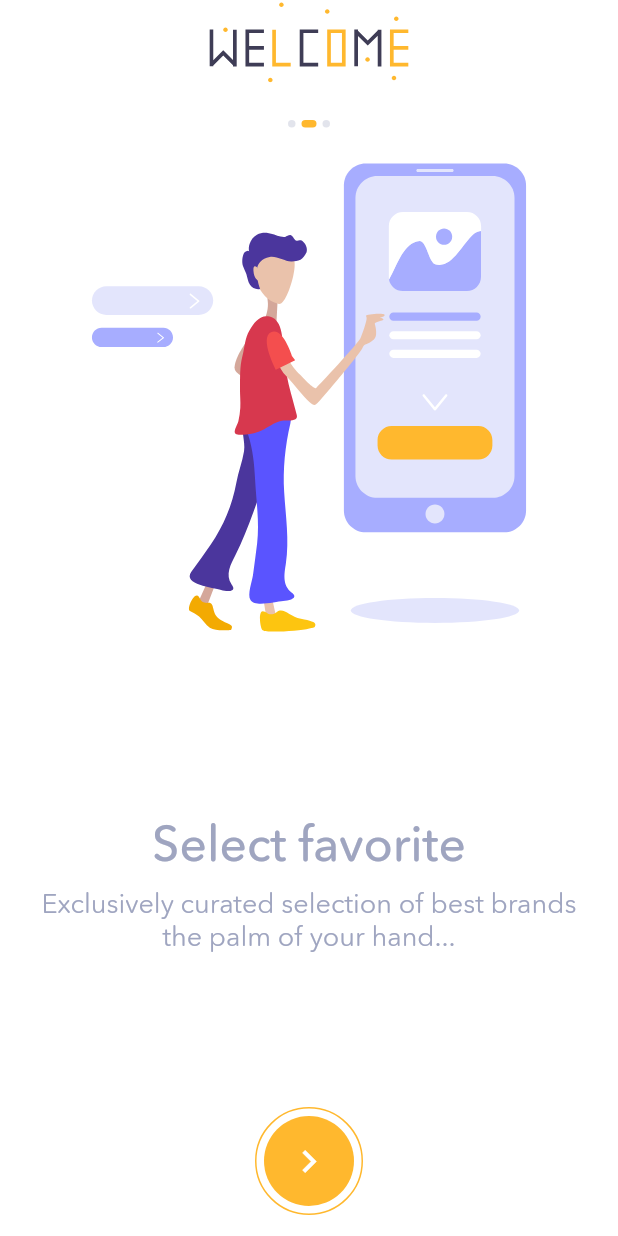
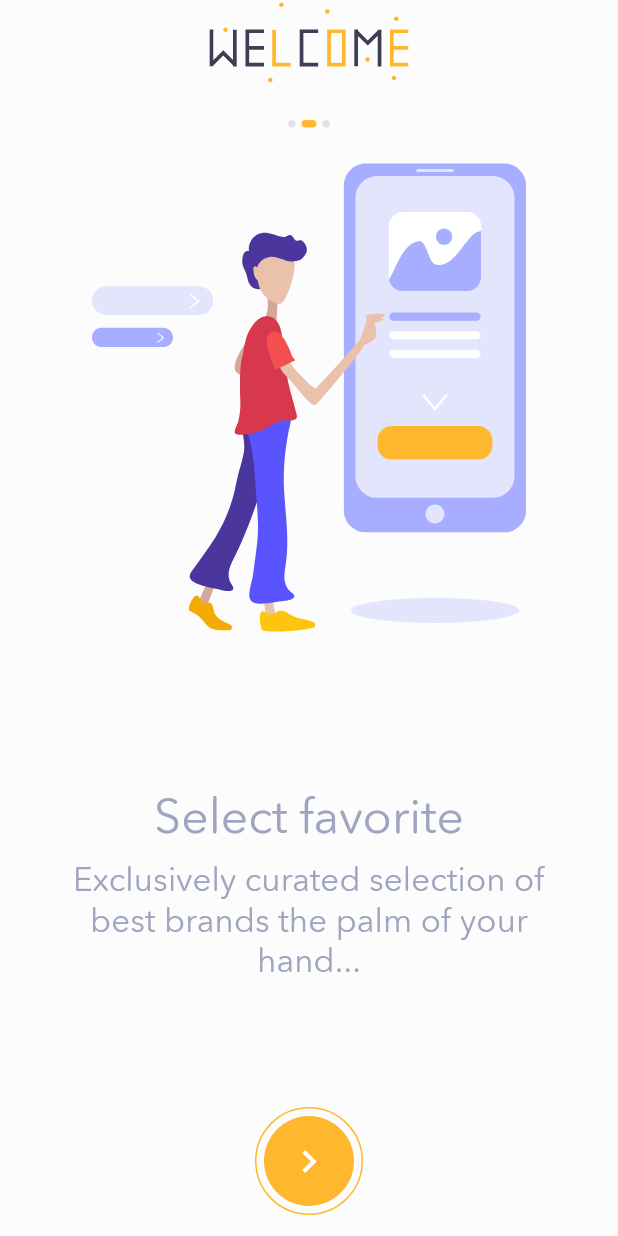
Before and after one commit to gitananun/barter-app, a Flutter app: the screen it shows after launch, after a tap on the "navigate next" icon, on a phone screen of 412 x 824 dp. Run offline on Flutter 3.47's test engine with Material 2 defaults, Android fonts, the phone set to English and light mode, and no system bars; our stand-ins replace device_preview, flutter_svg, font_awesome_flutter.

Commit message:
MTS textTheme improved + improvements in all screens"

```diff
--- a/lib/env.dart
+++ b/lib/env.dart
@@ -1,3 +1,3 @@
 import 'package:barter/ui/enums/app_mode.dart';
 
-const AppMode APP_MODE = AppMode.Release;
+const AppMode APP_MODE = AppMode.Dev;
--- a/lib/ui/mts_theme.dart
+++ b/lib/ui/mts_theme.dart
@@ -7,51 +7,56 @@ class MTStheme {
   static const Color canvasColor = Color(0xFFfcfcfc);
   static const Color dividerColor = Color(0xFFf4f5f7);
   static const Color errorColor = Color(0xFFe02a1f);
-  static const Color indicatorColor = Color(0xFF3e5481);
   static const Color primaryTextColor = Color(0xFF3e5481);
   static const Color secondaryTextColor = Color(0xFF9fa5c0);
   static const Color hintColor = secondaryTextColor;
 
   static const TextTheme customSmallTextTheme = TextTheme(
-    headline1: TextStyle(color: primaryTextColor, fontWeight: FontWeight.w700, fontSize: 30),
-    headline2: TextStyle(color: primaryTextColor, fontWeight: FontWeight.w700, fontSize: 28),
-    headline3: TextStyle(color: primaryTextColor, fontWeight: FontWeight.w700, fontSize: 26),
-    headline4: TextStyle(color: primaryTextColor, fontWeight: FontWeight.w700, fontSize: 24),
-    headline5: TextStyle(color: secondaryTextColor, fontWeight: FontWeight.w500, fontSize: 22),
-    headline6: TextStyle(color: primaryTextColor, fontWeight: FontWeight.w500, fontSize: 14),
-    bodyText1: TextStyle(color: primaryTextColor, fontWeight: FontWeight.w400, fontSize: 14),
-    bodyText2: TextStyle(color: secondaryTextColor, fontWeight: FontWeight.w400, fontSize: 14),
-    subtitle1: TextStyle(color: primaryTextColor, fontWeight: FontWeight.w600, fontSize: 12),
-    subtitle2: TextStyle(color: secondaryTextColor, fontWeight: FontWeight.w400, fontSize: 10),
-    button: TextStyle(color: Colors.white, fontWeight: FontWeight.w600, fontSize: 12),
+    headline1: TextStyle(color: primaryTextColor, fontWeight: FontWeight.w400, fontSize: 96),
+    headline2: TextStyle(color: primaryTextColor, fontWeight: FontWeight.w400, fontSize: 60),
+    headline3: TextStyle(color: primaryTextColor, fontWeight: FontWeight.w400, fontSize: 48),
+    headline4: TextStyle(color: primaryTextColor, fontWeight: FontWeight.w400, fontSize: 34),
+    headline5: TextStyle(color: primaryTextColor, fontWeight: FontWeight.w400, fontSize: 24),
+    headline6: TextStyle(color: primaryTextColor, fontWeight: FontWeight.w600, fontSize: 20),
+    subtitle1: TextStyle(color: primaryTextColor, fontWeight: FontWeight.w400, fontSize: 16),
+    subtitle2: TextStyle(color: primaryTextColor, fontWeight: FontWeight.w400, fontSize: 14),
+    bodyText1: TextStyle(color: primaryTextColor, fontWeight: FontWeight.w400, fontSize: 16),
+    bodyText2: TextStyle(color: primaryTextColor, fontWeight: FontWeight.w400, fontSize: 14),
+    button: TextStyle(color: Colors.white, fontWeight: FontWeight.w600, fontSize: 14),
+    caption: TextStyle(color: secondaryTextColor, fontWeight: FontWeight.w400, fontSize: 12),
+    overline: TextStyle(color: secondaryTextColor, fontWeight: FontWeight.w400, fontSize: 10),
   );
 
   static const TextTheme customMediumTextTheme = TextTheme(
-    headline1: TextStyle(color: primaryTextColor, fontWeight: FontWeight.w700, fontSize: 40),
-    headline2: TextStyle(color: primaryTextColor, fontWeight: FontWeight.w700, fontSize: 38),
-    headline3: TextStyle(color: primaryTextColor, fontWeight: FontWeight.w700, fontSize: 36),
-    headline4: TextStyle(color: primaryTextColor, fontWeight: FontWeight.w700, fontSize: 34),
-    headline5: TextStyle(color: secondaryTextColor, fontWeight: FontWeight.w500, fontSize: 32),
-    headline6: TextStyle(color: primaryTextColor, fontWeight: FontWeight.w500, fontSize: 30),
-    bodyText1: TextStyle(color: primaryTextColor, fontWeight: FontWeight.w400, fontSize: 18),
-    bodyText2: TextStyle(color: secondaryTextColor, fontWeight: FontWeight.w400, fontSize: 18),
-    subtitle1: TextStyle(color: primaryTextColor, fontWeight: FontWeight.w600, fontSize: 16),
-    subtitle2: TextStyle(color: secondaryTextColor, fontWeight: FontWeight.w400, fontSize: 14),
-    button: TextStyle(color: Colors.white, fontWeight: FontWeight.w600, fontSize: 14),
+    headline1: TextStyle(color: primaryTextColor, fontWeight: FontWeight.w400, fontSize: 104),
+    headline2: TextStyle(color: primaryTextColor, fontWeight: FontWeight.w400, fontSize: 68),
+    headline3: TextStyle(color: primaryTextColor, fontWeight: FontWeight.w400, fontSize: 56),
+    headline4: TextStyle(color: primaryTextColor, fontWeight: FontWeight.w400, fontSize: 42),
+    headline5: TextStyle(color: primaryTextColor, fontWeight: FontWeight.w400, fontSize: 32),
+    headline6: TextStyle(color: primaryTextColor, fontWeight: FontWeight.w600, fontSize: 28),
+    subtitle1: TextStyle(color: primaryTextColor, fontWeight: FontWeight.w400, fontSize: 24),
+    subtitle2: TextStyle(color: primaryTextColor, fontWeight: FontWeight.w400, fontSize: 22),
+    bodyText1: TextStyle(color: primaryTextColor, fontWeight: FontWeight.w400, fontSize: 24),
+    bodyText2: TextStyle(color: primaryTextColor, fontWeight: FontWeight.w400, fontSize: 22),
+    button: TextStyle(color: Colors.white, fontWeight: FontWeight.w600, fontSize: 22),
+    caption: TextStyle(color: secondaryTextColor, fontWeight: FontWeight.w400, fontSize: 20),
+    overline: TextStyle(color: secondaryTextColor, fontWeight: FontWeight.w400, fontSize: 18),
   );
 
   static const TextTheme customLargeTextTheme = TextTheme(
-    headline1: TextStyle(color: primaryTextColor, fontWeight: FontWeight.w700, fontSize: 70),
-    headline2: TextStyle(color: primaryTextColor, fontWeight: FontWeight.w700, fontSize: 68),
-    headline3: TextStyle(color: primaryTextColor, fontWeight: FontWeight.w700, fontSize: 65),
-    headline4: TextStyle(color: primaryTextColor, fontWeight: FontWeight.w700, fontSize: 60),
-    headline5: TextStyle(color: secondaryTextColor, fontWeight: FontWeight.w500, fontSize: 60),
-    headline6: TextStyle(color: primaryTextColor, fontWeight: FontWeight.w600, fontSize: 50),
-    bodyText1: TextStyle(color: primaryTextColor, fontWeight: FontWeight.w400, fontSize: 30),
-    bodyText2: TextStyle(color: secondaryTextColor, fontWeight: FontWeight.w400, fontSize: 25),
-    subtitle1: TextStyle(color: primaryTextColor, fontWeight: FontWeight.w600, fontSize: 20),
-    subtitle2: TextStyle(color: primaryTextColor, fontWeight: FontWeight.w400, fontSize: 15),
-    button: TextStyle(color: Colors.white, fontWeight: FontWeight.w600, fontSize: 16),
+    headline1: TextStyle(color: primaryTextColor, fontWeight: FontWeight.w400, fontSize: 116),
+    headline2: TextStyle(color: primaryTextColor, fontWeight: FontWeight.w400, fontSize: 80),
+    headline3: TextStyle(color: primaryTextColor, fontWeight: FontWeight.w400, fontSize: 68),
+    headline4: TextStyle(color: primaryTextColor, fontWeight: FontWeight.w400, fontSize: 54),
+    headline5: TextStyle(color: primaryTextColor, fontWeight: FontWeight.w400, fontSize: 44),
+    headline6: TextStyle(color: primaryTextColor, fontWeight: FontWeight.w600, fontSize: 40),
+    subtitle1: TextStyle(color: primaryTextColor, fontWeight: FontWeight.w400, fontSize: 36),
+    subtitle2: TextStyle(color: primaryTextColor, fontWeight: FontWeight.w400, fontSize: 34),
+    bodyText1: TextStyle(color: primaryTextColor, fontWeight: FontWeight.w400, fontSize: 36),
+    bodyText2: TextStyle(color: primaryTextColor, fontWeight: FontWeight.w400, fontSize: 34),
+    button: TextStyle(color: Colors.white, fontWeight: FontWeight.w600, fontSize: 34),
+    caption: TextStyle(color: secondaryTextColor, fontWeight: FontWeight.w400, fontSize: 32),
+    overline: TextStyle(color: secondaryTextColor, fontWeight: FontWeight.w400, fontSize: 30),
   );
 
   static ThemeData customThemeData(DeviceScreenSize screenSize) {
@@ -79,8 +84,7 @@ class MTStheme {
       hintColor: hintColor,
       textTheme: _textTheme,
       buttonColor: primaryColor,
-      indicatorColor: indicatorColor,
-      scaffoldBackgroundColor: Colors.white,
+      scaffoldBackgroundColor: canvasColor,
       cursorColor: primaryColor,
       buttonTheme: ButtonThemeData(buttonColor: primaryColor),
       fontFamily: 'AvenirNextRounded',
--- a/lib/ui/screens/auth/_shared_widgets/auth_form_heading.dart
+++ b/lib/ui/screens/auth/_shared_widgets/auth_form_heading.dart
@@ -12,8 +12,8 @@ class AuthFormHeading extends StatelessWidget {
 
     return Column(
       children: [
-        Text(title, style: _themeData.textTheme.headline4),
-        Text(subtitle, style: _themeData.textTheme.subtitle2),
+        Text(title, style: _themeData.textTheme.headline5),
+        Text(subtitle, style: _themeData.textTheme.caption),
       ],
     );
   }
--- a/lib/ui/screens/auth/login/_sections/login_buttons_list.dart
+++ b/lib/ui/screens/auth/login/_sections/login_buttons_list.dart
@@ -12,13 +12,13 @@ class LoginButtonsList extends StatelessWidget {
     return ListViewWithColumn(
       children: <Widget>[
         CustomFlatButton(primary: true, text: 'Login', minWidth: double.infinity),
-        Text('Or continue with'),
+        Text('Or continue with', style: _themeData.textTheme.caption),
         CustomFlatButton(text: 'Facebook', minWidth: double.infinity, color: Colors.blue),
         CustomFlatButton(text: 'Google', minWidth: double.infinity, color: Colors.red),
         RichText(
           text: TextSpan(
             text: 'Don\'t have account yet? ',
-            style: _themeData.textTheme.headline6,
+            style: _themeData.textTheme.caption,
             children: <TextSpan>[TextSpan(text: 'Sign Up', style: TextStyle(color: _themeData.primaryColor))],
           ),
         )
--- a/lib/ui/screens/auth/login/_sections/login_form_with_heading.dart
+++ b/lib/ui/screens/auth/login/_sections/login_form_with_heading.dart
@@ -25,7 +25,7 @@ class LoginFormWithHeading extends StatelessWidget {
           children: [
             LoginForm(),
             Align(
-              child: Text('Forgot password?', style: _themeData.textTheme.headline6),
+              child: Text('Forgot password?', style: _themeData.textTheme.caption),
               alignment: Alignment.centerRight,
             ),
           ],
--- a/lib/ui/screens/onboarding/_components/notification_list_tile.dart
+++ b/lib/ui/screens/onboarding/_components/notification_list_tile.dart
@@ -25,8 +25,8 @@ class NotificationListTile extends StatelessWidget {
 
     return ListTile(
       leading: leadingImgPath != null ? SvgPicture.asset(leadingImgPath) : FlutterLogo(),
-      title: title != null ? Text(title, style: _textTheme.subtitle1) : Text('title'),
-      subtitle: subtitle != null ? Text(subtitle, style: _textTheme.subtitle2) : Text('subtitle'),
+      title: title != null ? Text(title, style: _textTheme.subtitle2) : Text('title'),
+      subtitle: subtitle != null ? Text(subtitle, style: _textTheme.overline) : Text('subtitle'),
       visualDensity: VisualDensity.compact,
       trailing: CustomCupertinoSwitchResizeable(switchValue ?? true, onSwitch),
       dense: true,
--- /dev/null
+++ b/lib/ui/screens/onboarding/_components/onboarding_bottom_nav_bar.dart
@@ -0,0 +1,11 @@
+import 'package:barter/ui/ui_helper.dart';
+import 'package:flutter/material.dart';
+
+class OnBoardingBottomNavBar extends StatelessWidget {
+  const OnBoardingBottomNavBar({Key key}) : super(key: key);
+
+  @override
+  Widget build(BuildContext context) {
+    return SizedBox(height: OnBoardingStyle.bottomAppBarHeight);
+  }
+}
--- /dev/null
+++ b/lib/ui/screens/onboarding/_components/onboarding_floating_action_button.dart
@@ -0,0 +1,17 @@
+import 'package:barter/ui/screens/onboarding/_components/onboarding_welcome_button.dart';
+import 'package:barter/ui/screens/onboarding/_shared_widgets/onboarding_custom_circular_button.dart';
+import 'package:flutter/material.dart';
+
+class OnBoardingFloatingActionButton extends StatelessWidget {
+  const OnBoardingFloatingActionButton({
+    Key key,
+    @required this.isLastPage,
+    @required this.onNextPage,
+  }) : super(key: key);
+  final bool isLastPage;
+  final Function onNextPage;
+
+  @override
+  Widget build(BuildContext context) =>
+      !isLastPage ? OnBoardingCustomCircularButton(onNextPage) : OnBoardingWelcomeButton(onNextPage);
+}
--- a/lib/ui/screens/onboarding/_components/onboarding_welcome_button.dart
+++ b/lib/ui/screens/onboarding/_components/onboarding_welcome_button.dart
@@ -10,7 +10,7 @@ class OnBoardingWelcomeButton extends StatelessWidget {
     return CustomFlatButton(
       primary: true,
       text: "Get started",
-      padding: EdgeInsets.symmetric(vertical: 20, horizontal: 70),
+      minWidth: MediaQuery.of(context).size.width - 80,
       onPressed: onPressed,
     );
   }
--- a/lib/ui/screens/onboarding/_screens/third_onboarding.dart
+++ b/lib/ui/screens/onboarding/_screens/third_onboarding.dart
@@ -23,10 +23,7 @@ class _ThirdOnboardingState extends State<ThirdOnboarding> {
       section2: Column(
         crossAxisAlignment: CrossAxisAlignment.center,
         children: [
-          OnBoardingContentTitle(
-            'Be notified ✌🏻',
-            textStyle: Theme.of(context).textTheme.headline6,
-          ),
+          OnBoardingContentTitle('Be notified ✌🏻'),
           onBoardingContentVerticalSpace,
           OnBoardingNotificationsSection(),
         ],
--- a/lib/ui/screens/onboarding/_shared_widgets/onboarding_content_info.dart
+++ b/lib/ui/screens/onboarding/_shared_widgets/onboarding_content_info.dart
@@ -6,9 +6,11 @@ class OnBoardingContentInfo extends StatelessWidget {
 
   @override
   Widget build(BuildContext context) {
+    final ThemeData _themeData = Theme.of(context);
+
     return Text(
       info,
-      style: Theme.of(context).textTheme.bodyText2,
+      style: _themeData.textTheme.subtitle2.apply(color: _themeData.disabledColor),
       textAlign: TextAlign.center,
       maxLines: 4,
     );
--- a/lib/ui/screens/onboarding/_shared_widgets/onboarding_content_title.dart
+++ b/lib/ui/screens/onboarding/_shared_widgets/onboarding_content_title.dart
@@ -6,5 +6,12 @@ class OnBoardingContentTitle extends StatelessWidget {
   final TextStyle textStyle;
 
   @override
-  Widget build(BuildContext context) => Text(title, style: textStyle ?? Theme.of(context).textTheme.headline5);
+  Widget build(BuildContext context) {
+    final ThemeData _themeData = Theme.of(context);
+
+    return Text(
+      title,
+      style: textStyle ?? _themeData.textTheme.headline5.apply(color: _themeData.disabledColor),
+    );
+  }
 }
--- a/lib/ui/screens/onboarding/onboarding.dart
+++ b/lib/ui/screens/onboarding/onboarding.dart
@@ -1,7 +1,6 @@
-import 'package:barter/ui/screens/onboarding/_components/onboarding_welcome_button.dart';
+import 'package:barter/ui/screens/onboarding/_components/onboarding_bottom_nav_bar.dart';
+import 'package:barter/ui/screens/onboarding/_components/onboarding_floating_action_button.dart';
 import 'package:barter/ui/screens/onboarding/_shared_widgets/onboarding_app_bar.dart';
-import 'package:barter/ui/screens/onboarding/_shared_widgets/onboarding_custom_circular_button.dart';
-import 'package:barter/ui/ui_helper.dart';
 import 'package:flutter/material.dart';
 
 import 'package:barter/ui/screens/onboarding/_screens/first_onboarding.dart';
@@ -38,13 +37,14 @@ class _OnBoardingScreenState extends State<OnBoardingScreen> {
   Widget build(BuildContext context) {
     final bool _isLastPage = (_currentPage == _totalPages - 1);
 
+    void _onNextPage() => _isLastPage
+        ? Navigator.pushReplacementNamed(context, '/login')
+        : _controller.nextPage(duration: Duration(milliseconds: 400), curve: Curves.easeInOutSine);
+
     return Scaffold(
       appBar: OnBoardingAppBar(),
-      backgroundColor: Colors.white,
-      bottomNavigationBar: SizedBox(height: OnBoardingStyle.bottomAppBarHeight),
-      floatingActionButton: !_isLastPage
-          ? OnBoardingCustomCircularButton(_onNextPage)
-          : OnBoardingWelcomeButton(() => Navigator.pushReplacementNamed(context, '/login')),
+      bottomNavigationBar: OnBoardingBottomNavBar(),
+      floatingActionButton: OnBoardingFloatingActionButton(isLastPage: _isLastPage, onNextPage: _onNextPage),
       floatingActionButtonLocation: FloatingActionButtonLocation.centerDocked,
       body: Stack(
         children: [
@@ -69,9 +69,4 @@ class _OnBoardingScreenState extends State<OnBoardingScreen> {
     HapticFeedback.mediumImpact();
     setState(() => _currentPage = page);
   }
-
-  void _onNextPage() => _controller.nextPage(
-        duration: Duration(milliseconds: 400),
-        curve: Curves.easeInOutSine,
-      );
 }
--- a/lib/ui/shared_widgets/custom_text_form_field.dart
+++ b/lib/ui/shared_widgets/custom_text_form_field.dart
@@ -44,7 +44,7 @@ class CustomTextFormField extends StatelessWidget {
               child: Icon(prefixIcon, color: _themeData.indicatorColor),
             ),
             hintText: hintText,
-            hintStyle: _themeData.textTheme.bodyText2,
+            hintStyle: _themeData.textTheme.caption,
             helperText: helperText,
             contentPadding: FormStyle.contentPadding,
             border: FormStyle.inputBorder(),
```
